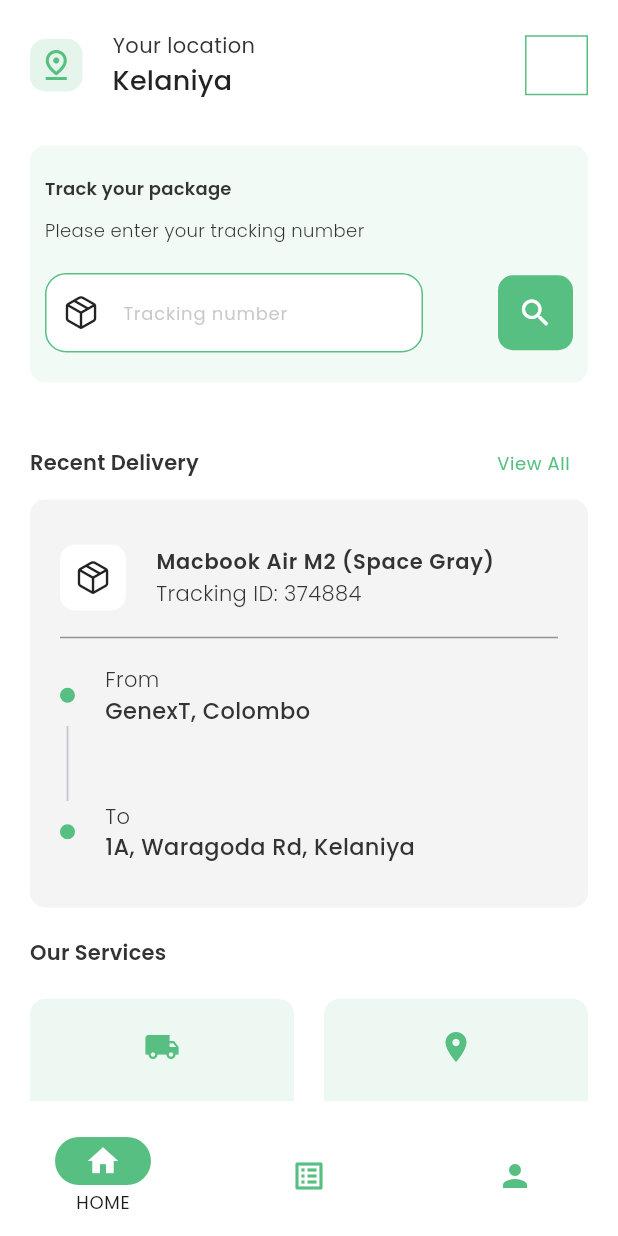
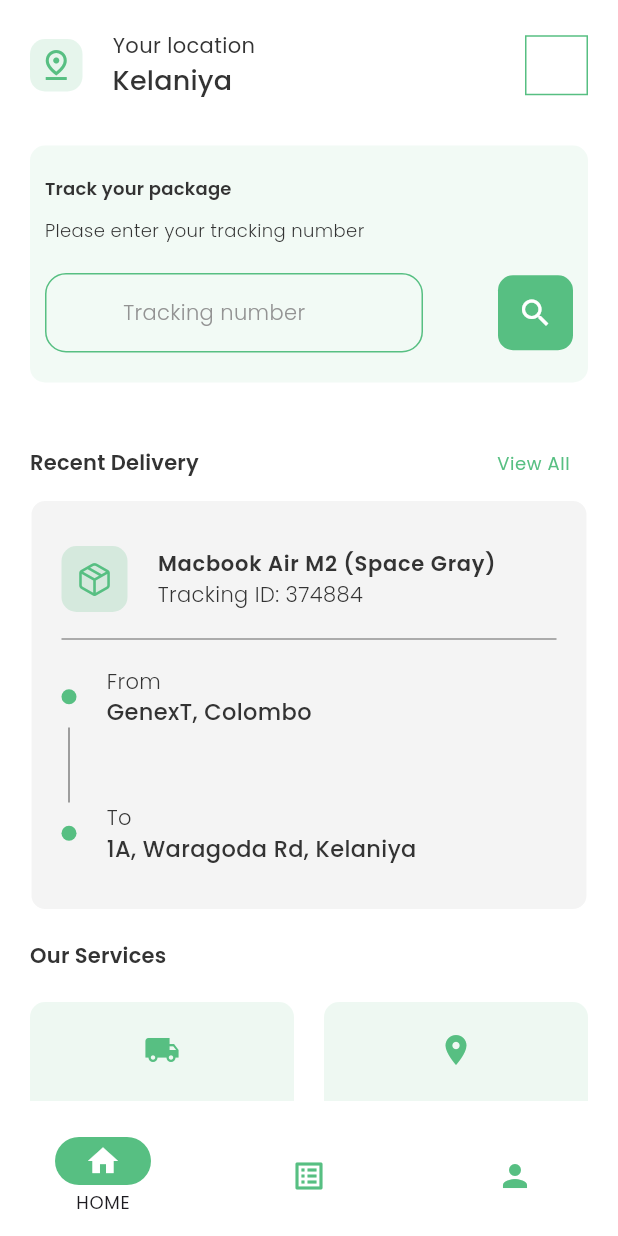
Before and after one commit to VihagaYohan/courier_client_app, a Flutter app: the screen it shows after launch, on a phone screen of 412 x 824 dp. Run offline on Flutter 3.47's test engine with Material 3 defaults, Android fonts, the phone set to English and light mode, and no system bars; our stand-ins replace firebase_core, flutter_svg_provider; missing offline and left inert: awesome_alert; accounts and stored records are empty.

Commit message:
Modified - code refactoring home screen, custom widgets and theme

```diff
--- a/lib/screens/home/home_screen.dart
+++ b/lib/screens/home/home_screen.dart
@@ -17,7 +17,7 @@ class HomeScreen extends StatelessWidget {
         paddingTop: Constants.mediumSpace,
         children: ListView(
           children: <Widget>[
-            UIProfileBar(),
+            const UIProfileBar(),
             trackCard(context),
             recentDelivery(context),
             const SizedBox(height: Constants.mediumSpace),
@@ -88,23 +88,11 @@ class HomeScreen extends StatelessWidget {
     return Row(
       children: <Widget>[
         Flexible(
-          child: TextField(
-            controller: trackingNumberController,
-            autocorrect: false,
-            keyboardType: TextInputType.text,
-            decoration: InputDecoration(
-                border: const OutlineInputBorder(),
-                hintText: "Tracking number",
-                hintStyle: TextStyle(
-                    color: AppColors.darkGrey.withOpacity(0.5),
-                    fontWeight: FontWeight.w400,
-                    fontSize: 12),
-                prefixIcon:
-                    const Icon(CupertinoIcons.cube_box, color: AppColors.black),
-                filled: true,
-                fillColor: AppColors.white),
-          ),
-        ),
+            child: UITextField(
+          controller: trackingNumberController,
+          labelText: 'Tracking number',
+          keyboardType: TextInputType.number,
+        )),
         Container(
           width: 50,
           height: 50,
@@ -127,6 +115,14 @@ class HomeScreen extends StatelessWidget {
   }
 
   Widget recentDelivery(BuildContext context) {
+    Brightness brightness = MediaQuery.of(context).platformBrightness;
+    Color containerColor =
+        brightness == Brightness.dark ? AppColors.dark : AppColors.softGrey;
+    Color borderColor =
+        brightness == Brightness.dark ? AppColors.primary : AppColors.white;
+    Color dividerColor =
+        brightness == Brightness.dark ? AppColors.white : AppColors.darkGrey;
+
     return Column(
       children: <Widget>[
         // recent delivery title and view all text button
@@ -150,8 +146,9 @@ class HomeScreen extends StatelessWidget {
               vertical: Constants.largeSpace,
               horizontal: Constants.mediumSpace),
           decoration: BoxDecoration(
-              color: AppColors.softGrey,
-              borderRadius: BorderRadius.circular(Constants.smallSpace)),
+              color: containerColor,
+              borderRadius: BorderRadius.circular(Constants.smallSpace),
+              border: Border.all(color: borderColor)),
           child: Column(
             children: <Widget>[
               Row(
@@ -161,11 +158,10 @@ class HomeScreen extends StatelessWidget {
                     height: 44,
                     margin: const EdgeInsets.only(right: Constants.mediumSpace),
                     decoration: BoxDecoration(
-                        color: AppColors.white,
+                        color: AppColors.primary.withOpacity(0.2),
                         borderRadius: BorderRadius.circular(10)),
                     child: const UIIcon(
                       iconData: CupertinoIcons.cube_box,
-                      iconColor: AppColors.black,
                       size: 24,
                     ),
                   ),
@@ -179,9 +175,7 @@ class HomeScreen extends StatelessWidget {
                             .textTheme
                             .bodyLarge!
                             .copyWith(
-                                color: AppColors.textPrimary,
-                                fontWeight: FontWeight.w600,
-                                fontSize: 14),
+                                fontWeight: FontWeight.w600, fontSize: 14),
                       ),
                       UITextView(
                         text: "Tracking ID: 374884",
@@ -189,9 +183,7 @@ class HomeScreen extends StatelessWidget {
                             .textTheme
                             .bodyMedium!
                             .copyWith(
-                                color: AppColors.textPrimary,
-                                fontWeight: FontWeight.w300,
-                                fontSize: 14),
+                                fontWeight: FontWeight.w300, fontSize: 14),
                       )
                     ],
                   )
@@ -200,8 +192,8 @@ class HomeScreen extends StatelessWidget {
 
               const SizedBox(height: 10),
               // horizontal line
-              const Divider(
-                color: AppColors.darkGrey,
+              Divider(
+                color: dividerColor,
                 thickness: 1,
               ),
 
@@ -218,17 +210,21 @@ class HomeScreen extends StatelessWidget {
 
   // source and destination
   Widget location(BuildContext context) {
+    Brightness brightness = MediaQuery.of(context).platformBrightness;
+    Color dividerColor =
+        brightness == Brightness.dark ? AppColors.white : AppColors.darkGrey;
     return Column(
       mainAxisAlignment: MainAxisAlignment.center,
       crossAxisAlignment: CrossAxisAlignment.start,
       children: <Widget>[
         recentItemLocationRow(
             context, Icons.location_city, "From", "GenexT, Colombo"),
-        const SizedBox(
+        SizedBox(
           height: 50,
           child: VerticalDivider(
             thickness: 1.2,
             width: 10,
+            color: dividerColor,
           ),
         ),
         recentItemLocationRow(
--- /dev/null
+++ b/lib/utils/theme/custom_themes/text_button.dart
@@ -0,0 +1,14 @@
+import 'package:flutter/material.dart';
+
+// constants
+import 'package:courier_client_app/utils/utils.dart';
+
+class TTextButtonTheme {
+  TTextButtonTheme._();
+
+  static final lightTextButtonTheme = TextButtonThemeData(
+      style: TextButton.styleFrom(backgroundColor: AppColors.white));
+
+  static final darkTextButtonTheme = TextButtonThemeData(
+      style: TextButton.styleFrom(backgroundColor: AppColors.dark));
+}
--- a/lib/utils/theme/theme.dart
+++ b/lib/utils/theme/theme.dart
@@ -5,6 +5,7 @@ import 'package:courier_client_app/utils/theme/custom_themes/checkbox_theme.dart
 import 'package:courier_client_app/utils/theme/custom_themes/chip_theme.dart';
 import 'package:courier_client_app/utils/theme/custom_themes/elevated_button_theme.dart';
 import 'package:courier_client_app/utils/theme/custom_themes/outlined_theme.dart';
+import 'package:courier_client_app/utils/theme/custom_themes/text_button.dart';
 import 'package:courier_client_app/utils/theme/custom_themes/text_field.dart';
 import 'package:courier_client_app/utils/theme/custom_themes/text_theme.dart';
 import 'package:courier_client_app/utils/theme/custom_themes/bottom_navigation_bar_theme.dart';
@@ -27,8 +28,9 @@ class TAppTheme {
       chipTheme: TChipTheme.lightChipTheme,
       outlinedButtonTheme: TOutlineButtonTheme.lightOutlinedButtonTheme,
       inputDecorationTheme: TTextFieldTheme.lightInputDecorationTheme,
-    navigationBarTheme: TBottomNavigatorBarTheme.lightBottomNavigationBarTheme,
-  );
+      navigationBarTheme:
+          TBottomNavigatorBarTheme.lightBottomNavigationBarTheme,
+      textButtonTheme: TTextButtonTheme.lightTextButtonTheme);
 
   static ThemeData darkTheme = ThemeData(
       useMaterial3: true,
@@ -44,6 +46,6 @@ class TAppTheme {
       chipTheme: TChipTheme.darkChipTheme,
       outlinedButtonTheme: TOutlineButtonTheme.darkOutlinedButtonTheme,
       inputDecorationTheme: TTextFieldTheme.darkInputDecorationTheme,
-      navigationBarTheme:
-          TBottomNavigatorBarTheme.darkBottomNavigationBarTheme);
+      navigationBarTheme: TBottomNavigatorBarTheme.darkBottomNavigationBarTheme,
+      textButtonTheme: TTextButtonTheme.darkTextButtonTheme);
 }
--- a/lib/widgets/UI_profileBar.dart
+++ b/lib/widgets/UI_profileBar.dart
@@ -45,7 +45,7 @@ class _UIProfileBarState extends State<UIProfileBar> {
                     textStyle: Theme.of(context)
                         .textTheme
                         .titleMedium!
-                        .copyWith(color: AppColors.black, fontSize: 18),
+                        .copyWith(fontSize: 18),
                   )
                 ],
               ),
--- a/lib/widgets/buttons/UI_TextButton.dart
+++ b/lib/widgets/buttons/UI_TextButton.dart
@@ -24,8 +24,7 @@ class UITextButton extends StatelessWidget {
   Widget build(BuildContext context) {
     return TextButton(
       onPressed: () {},
-      style: TextButton.styleFrom(
-          backgroundColor: buttonColor, foregroundColor: AppColors.primary),
+      style: TextButton.styleFrom(foregroundColor: AppColors.primary),
       child: UITextView(
         text: labelText,
         textStyle: Theme.of(context).textTheme.bodySmall!.copyWith(
--- a/lib/widgets/text_field/UI_Textfield.dart
+++ b/lib/widgets/text_field/UI_Textfield.dart
@@ -44,6 +44,10 @@ class UITextField extends StatelessWidget {
       controller: controller,
       obscureText: isPassword,
       keyboardType: keyboardType,
+      showCursor: true,
+      cursorColor: AppColors.primary,
+      cursorWidth: 1,
+      focusNode: FocusNode(),
       decoration: InputDecoration(
         labelText: labelText,
         labelStyle: Theme.of(context)
@@ -55,7 +59,8 @@ class UITextField extends StatelessWidget {
             fontWeight: FontWeight.w500,
             fontSize: 16),
         prefixIcon: showIcon == true ? icon : const SizedBox.shrink(),
-          prefixIconColor: iconColor),
+        prefixIconColor: iconColor,
+      ),
       textInputAction: textInputAction,
       onFieldSubmitted: onFieldSubmitted,
       validator: validator,
```
Lines whose indentation alone changed are shown as unchanged.
